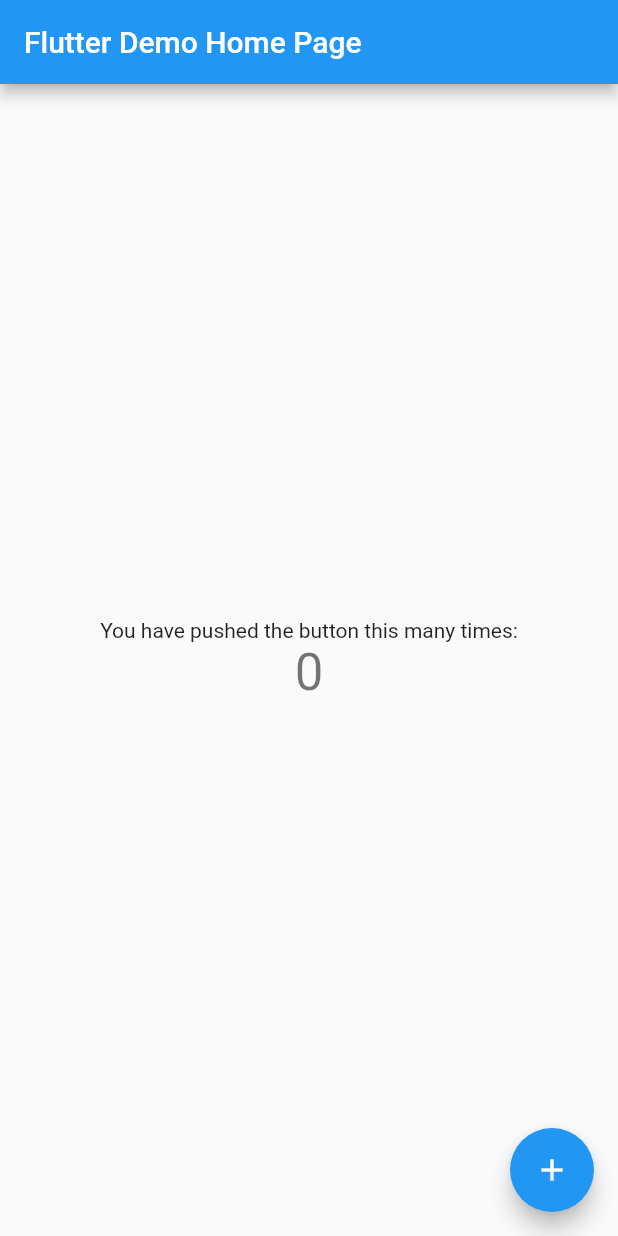
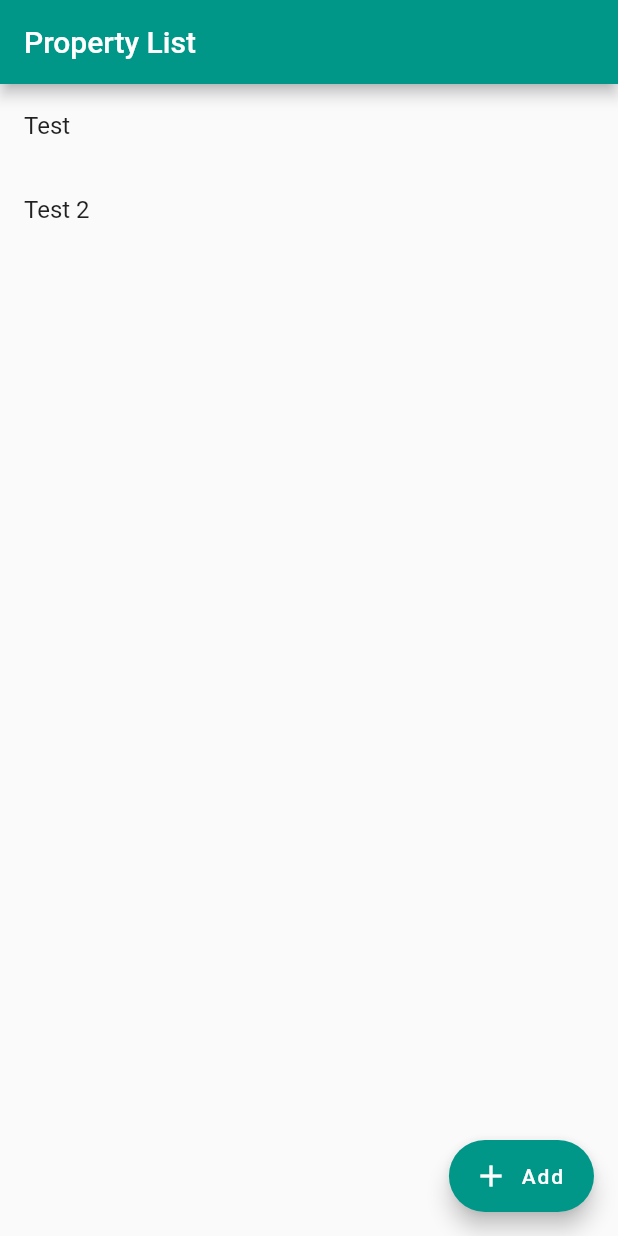
Before and after one commit to Lindronics/property_checklist, a Flutter app: the screen it shows after launch, on a phone screen of 412 x 824 dp. Run offline on Flutter 3.47's test engine with Material 2 defaults, Android fonts, the phone set to English and light mode, and no system bars.

Commit message:
Added basic data structures and views

```diff
--- /dev/null
+++ b/property_checklist_app/lib/data/property.dart
@@ -0,0 +1,6 @@
+class Property {
+  String name;
+  DateTime available;
+
+  Property(this.name);
+}
--- a/property_checklist_app/lib/main.dart
+++ b/property_checklist_app/lib/main.dart
@@ -1,4 +1,7 @@
 import 'package:flutter/material.dart';
+import 'package:property_checklist_app/add_property.dart';
+
+import 'data/property.dart';
 
 void main() {
   runApp(MyApp());
@@ -9,7 +12,7 @@
   @override
   Widget build(BuildContext context) {
     return MaterialApp(
-      title: 'Flutter Demo',
+      title: 'Property Checklist',
       theme: ThemeData(
         // This is the theme of your application.
         //
@@ -20,13 +23,13 @@
         // or simply save your changes to "hot reload" in a Flutter IDE).
         // Notice that the counter didn't reset back to zero; the application
         // is not restarted.
-        primarySwatch: Colors.blue,
+        primarySwatch: Colors.teal,
         // This makes the visual density adapt to the platform that you run
         // the app on. For desktop platforms, the controls will be smaller and
         // closer together (more dense) than on mobile platforms.
         visualDensity: VisualDensity.adaptivePlatformDensity,
       ),
-      home: MyHomePage(title: 'Flutter Demo Home Page'),
+      home: MyHomePage(title: 'Property List'),
     );
   }
 }
@@ -51,6 +54,7 @@
 
 class _MyHomePageState extends State<MyHomePage> {
   int _counter = 0;
+  List<Property> properties = [Property("Test"), Property("Test 2")];
 
   void _incrementCounter() {
     setState(() {
@@ -73,44 +77,28 @@
     // than having to individually change instances of widgets.
     return Scaffold(
       appBar: AppBar(
-        // Here we take the value from the MyHomePage object that was created by
-        // the App.build method, and use it to set our appbar title.
         title: Text(widget.title),
       ),
-      body: Center(
-        // Center is a layout widget. It takes a single child and positions it
-        // in the middle of the parent.
-        child: Column(
-          // Column is also a layout widget. It takes a list of children and
-          // arranges them vertically. By default, it sizes itself to fit its
-          // children horizontally, and tries to be as tall as its parent.
-          //
-          // Invoke "debug painting" (press "p" in the console, choose the
-          // "Toggle Debug Paint" action from the Flutter Inspector in Android
-          // Studio, or the "Toggle Debug Paint" command in Visual Studio Code)
-          // to see the wireframe for each widget.
-          //
-          // Column has various properties to control how it sizes itself and
-          // how it positions its children. Here we use mainAxisAlignment to
-          // center the children vertically; the main axis here is the vertical
-          // axis because Columns are vertical (the cross axis would be
-          // horizontal).
-          mainAxisAlignment: MainAxisAlignment.center,
-          children: <Widget>[
-            Text(
-              'You have pushed the button this many times:',
-            ),
-            Text(
-              '$_counter',
-              style: Theme.of(context).textTheme.headline4,
-            ),
-          ],
-        ),
+      body: ListView.builder(
+        itemCount: properties.length,
+        itemBuilder: (context, index) {
+          final property = properties[index];
+          return ListTile(title: Text(property.name));
+        },
       ),
-      floatingActionButton: FloatingActionButton(
-        onPressed: _incrementCounter,
+      floatingActionButton: FloatingActionButton.extended(
+        onPressed: () {
+          Navigator.push(
+            context,
+            MaterialPageRoute(
+                builder: (context) => AddPropertyPage(
+                      title: "Add property",
+                    )),
+          );
+        },
+        label: Text("Add"),
         tooltip: 'Increment',
-        child: Icon(Icons.add),
+        icon: Icon(Icons.add),
       ), // This trailing comma makes auto-formatting nicer for build methods.
     );
   }
```
Also changed, not shown: property_checklist_app/lib/add_property.dart (added, +28 -0 lines), property_checklist_app/lib/data/feature.dart (added, +7 -0 lines).
